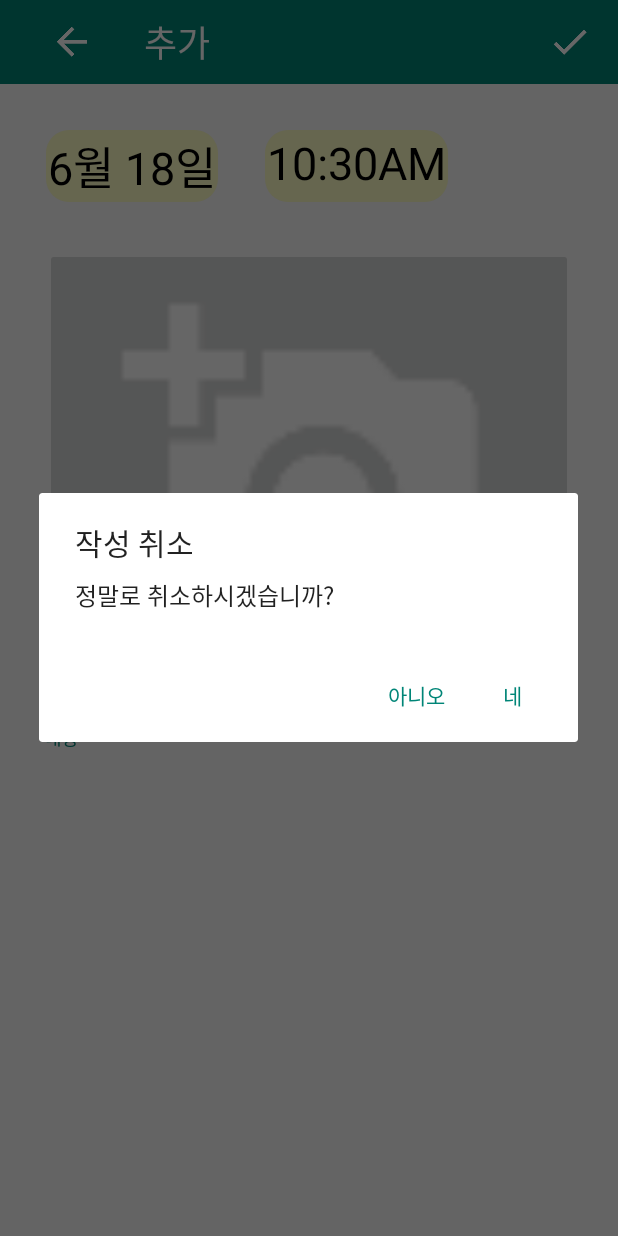
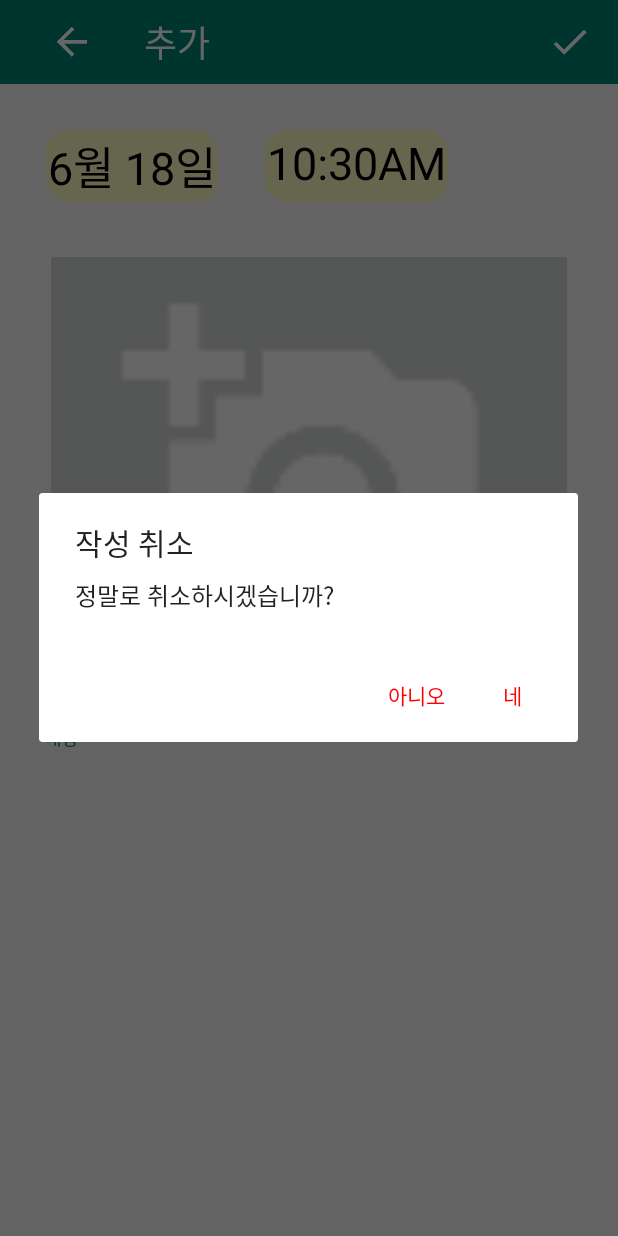
Before and after one commit to bonchangkoo/RookiePhotoApp, an Android app: the DiaryEditActivity screen opened directly, with no data from a screen before it, after a tap on an icon or button, on a phone screen of 412 x 824 dp. Run offline under Robolectric (Android 15) with nearby library versions, the phone set to English and light mode, and no system bars; our stand-ins replace Room's generated code, RxJava; pictures from the network do not load.

Commit message:
TOY-32 피드백 반영 (AlertDialog.Builder)

```diff
--- a/app/src/main/java/kr/co/yogiyo/rookiephotoapp/BaseActivity.kt
+++ b/app/src/main/java/kr/co/yogiyo/rookiephotoapp/BaseActivity.kt
@@ -2,6 +2,7 @@ package kr.co.yogiyo.rookiephotoapp
 
 import android.content.Context
 import android.content.DialogInterface
+import android.support.v4.content.ContextCompat
 import android.support.v7.app.AlertDialog
 import android.support.v7.app.AppCompatActivity
 import android.view.View
@@ -58,7 +59,12 @@ open class BaseActivity : AppCompatActivity() {
                 .setPositiveButton(positiveButtonText, onClickListener)
                 .setNegativeButton(negativeButtonText, onClickListener)
                 .create().apply {
-                    setOnShowListener(onShowListener)
+                    setOnShowListener(if(onShowListener == null){
+                        DialogInterface.OnShowListener {dialog ->
+                            (dialog as AlertDialog).getButton(AlertDialog.BUTTON_POSITIVE).setTextColor(ContextCompat.getColor(this@BaseActivity, R.color.color_FF0000))
+                            dialog.getButton(AlertDialog.BUTTON_NEGATIVE).setTextColor(ContextCompat.getColor(this@BaseActivity, R.color.color_FF0000))
+                        }
+                    } else onShowListener)
                 }
     }
 
--- a/app/src/main/java/kr/co/yogiyo/rookiephotoapp/diary/DiaryEditActivity.java
+++ b/app/src/main/java/kr/co/yogiyo/rookiephotoapp/diary/DiaryEditActivity.java
@@ -1,6 +1,5 @@
 package kr.co.yogiyo.rookiephotoapp.diary;
 
-import android.app.AlertDialog;
 import android.app.DatePickerDialog;
 import android.app.TimePickerDialog;
 import android.arch.lifecycle.ViewModelProviders;
@@ -13,6 +12,7 @@ import android.net.Uri;
 import android.os.Bundle;
 import android.support.annotation.Nullable;
 import android.support.v4.content.ContextCompat;
+import android.support.v7.app.AlertDialog;
 import android.support.v7.widget.Toolbar;
 import android.util.Log;
 import android.view.View;
@@ -165,21 +165,14 @@ public class DiaryEditActivity extends BaseActivity implements View.OnClickListe
 
     @Override
     public void onBackPressed() {
-        AlertDialog.Builder builder = new AlertDialog.Builder(DiaryEditActivity.this);
-        builder.setPositiveButton(R.string.text_dialog_ok, new DialogInterface.OnClickListener() {
-            public void onClick(DialogInterface dialog, int id) {
-                finish();
-            }
-        });
-        builder.setNegativeButton(R.string.text_dialog_no, new DialogInterface.OnClickListener() {
-            public void onClick(DialogInterface dialog, int id) {
-                dialog.dismiss();
-            }
-        });
-        AlertDialog dialog = builder.create();
-        dialog.setTitle("작성 취소");
-        dialog.setMessage("정말로 취소하시겠습니까?");
-        dialog.show();
+        createAlertDialog(DiaryEditActivity.this, "작성 취소", "정말로 취소하시겠습니까?",
+                getString(R.string.text_dialog_ok), getString(R.string.text_dialog_no),
+                new DialogInterface.OnClickListener() {
+                    public void onClick(DialogInterface dialog, int id) {
+                        if (id == DialogInterface.BUTTON_POSITIVE) finish();
+                        else dialog.dismiss();
+                    }
+                }, null).show();
     }
 
     private void setViewData(int idx) {
```
Also changed, not shown: app/src/main/java/kr/co/yogiyo/rookiephotoapp/diary/DiaryDetailActivity.java (+8 -28 lines), app/src/main/java/kr/co/yogiyo/rookiephotoapp/settings/BackupRestoreDialogFragment.java (+9 -16 lines).
